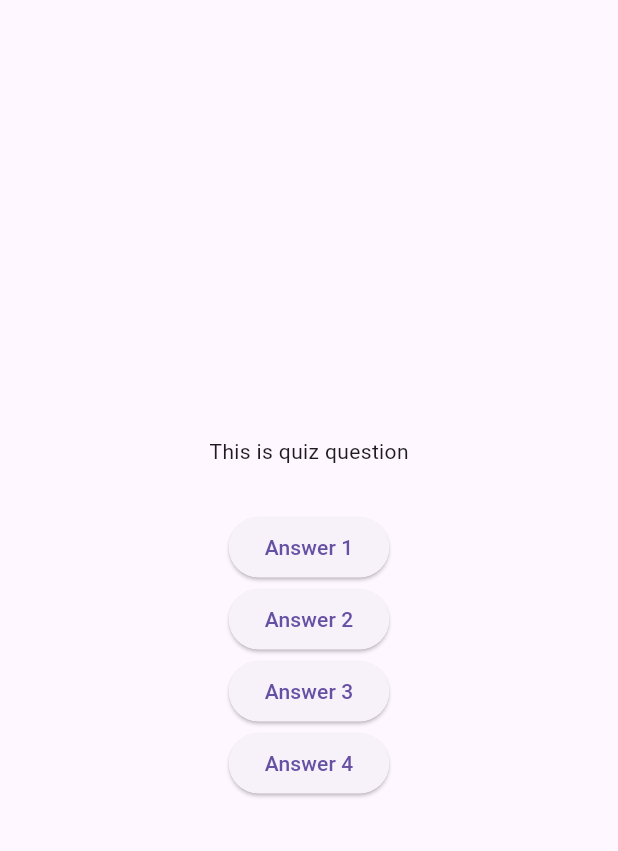
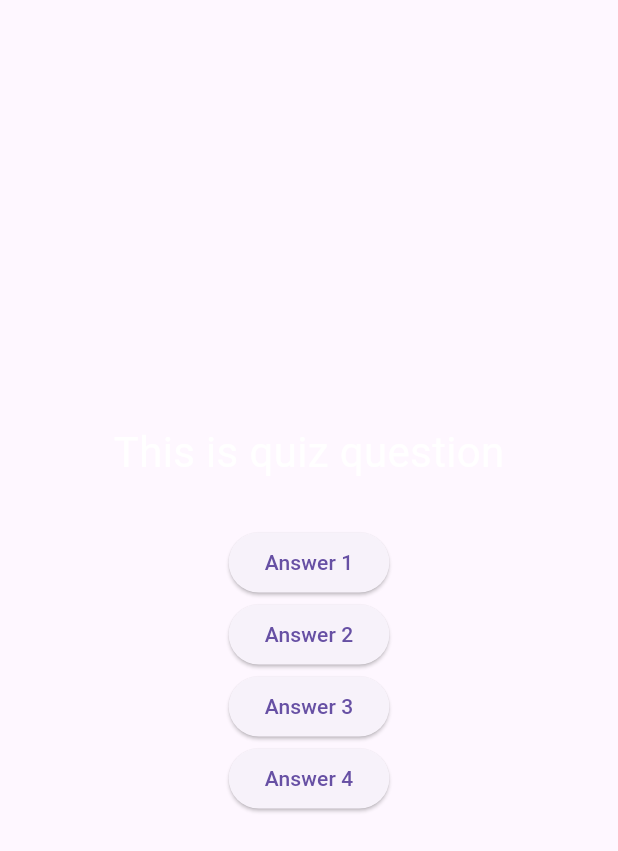
Before and after one commit to jgarci51-ai/quiz_appsp26, a Flutter app: the QuestionsScreen widget shown alone on an empty page, opened directly, on a phone screen of 412 x 824 dp. Shown: the top 851 px of the screen. Run offline on Flutter 3.47's test engine with Material 3 defaults, Android fonts, the phone set to English and light mode, and no system bars; missing offline and left inert: quiz_app_sp26.

Commit message:
Updated Style to be in quiz widget

```diff
--- a/lib/questions_screen.dart
+++ b/lib/questions_screen.dart
@@ -12,12 +12,18 @@ class _QuestionsScreenState extends State<QuestionsScreen>{
 
 @override
 Widget build(BuildContext context){
+  // TODO: implement build
     return SizedBox(
       width: double.infinity,
       child: Column(
         mainAxisAlignment: MainAxisAlignment.center,
         children: [
-          const Text('This is quiz question'),
+          const Text('This is quiz question',
+            style:TextStyle(
+              color: Colors.white,
+              fontSize: 28
+            )
+          ),
         const SizedBox(height: 30),
         ElevatedButton(onPressed: (){}, child: const Text('Answer 1')),
         ElevatedButton(onPressed: (){}, child: const Text('Answer 2')),
```
